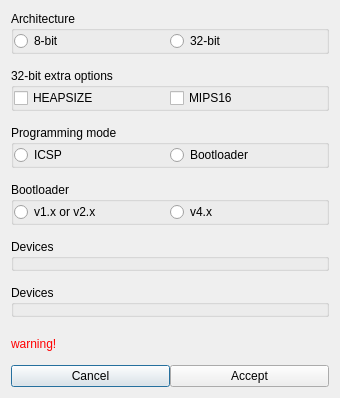
PinguinoIDE/pinguino-ide, file qtgui/frames/board_config.ui: the form before one commit.
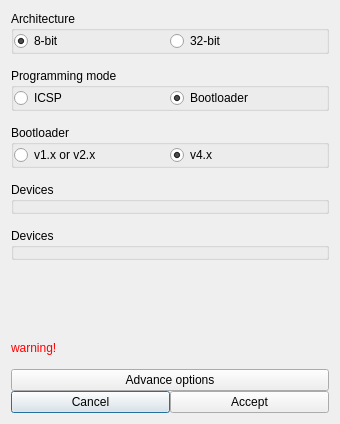
The form after the commit.

Commit message: Added advance board configuration for 32-bit (incomplete).

```diff
--- a/qtgui/frames/board_config.ui
+++ b/qtgui/frames/board_config.ui
@@ -7,7 +7,7 @@
     <x>0</x>
     <y>0</y>
     <width>336</width>
-    <height>398</height>
+    <height>424</height>
    </rect>
   </property>
   <property name="windowTitle">
@@ -37,6 +37,9 @@
         <property name="text">
          <string>8-bit</string>
         </property>
+        <property name="checked">
+         <bool>true</bool>
+        </property>
        </widget>
       </item>
       <item row="0" column="1">
@@ -49,7 +52,7 @@
      </layout>
     </widget>
    </item>
-   <item row="2" column="0">
+   <item row="1" column="0">
     <widget class="QGroupBox" name="groupBox_mode">
      <property name="title">
       <string>Programming mode</string>
@@ -73,12 +76,15 @@
         <property name="text">
          <string>Bootloader</string>
         </property>
+        <property name="checked">
+         <bool>true</bool>
+        </property>
        </widget>
       </item>
      </layout>
     </widget>
    </item>
-   <item row="7" column="0">
+   <item row="6" column="0">
     <spacer name="verticalSpacer">
      <property name="orientation">
       <enum>Qt::Vertical</enum>
@@ -91,7 +97,7 @@
      </property>
     </spacer>
    </item>
-   <item row="4" column="0">
+   <item row="3" column="0">
     <widget class="QGroupBox" name="groupBox_devices_8">
      <property name="title">
       <string>Devices</string>
@@ -115,7 +121,7 @@
      </layout>
     </widget>
    </item>
-   <item row="3" column="0">
+   <item row="2" column="0">
     <widget class="QGroupBox" name="groupBox_bootloader">
      <property name="title">
       <string>Bootloader</string>
@@ -139,30 +145,40 @@
         <property name="text">
          <string notr="true">v4.x</string>
         </property>
+        <property name="checked">
+         <bool>true</bool>
+        </property>
        </widget>
       </item>
      </layout>
     </widget>
    </item>
-   <item row="9" column="0">
+   <item row="8" column="0">
     <layout class="QGridLayout" name="gridLayout_6">
-     <item row="0" column="0">
+     <item row="1" column="0">
       <widget class="QPushButton" name="pushButton_cancel">
        <property name="text">
         <string>Cancel</string>
        </property>
       </widget>
      </item>
-     <item row="0" column="1">
+     <item row="1" column="1">
       <widget class="QPushButton" name="pushButton_ok">
        <property name="text">
         <string>Accept</string>
        </property>
       </widget>
      </item>
+     <item row="0" column="0" colspan="2">
+      <widget class="QPushButton" name="pushButton_advance">
+       <property name="text">
+        <string>Advance options</string>
+       </property>
+      </widget>
+     </item>
     </layout>
    </item>
-   <item row="8" column="0">
+   <item row="7" column="0">
     <widget class="QLabel" name="label_warning">
      <property name="styleSheet">
       <string notr="true">color: rgb(255, 0, 0);</string>
@@ -172,7 +188,7 @@
      </property>
     </widget>
    </item>
-   <item row="6" column="0">
+   <item row="5" column="0">
     <widget class="QGroupBox" name="groupBox_devices_32">
      <property name="title">
       <string>Devices</string>
@@ -196,35 +212,6 @@
      </layout>
     </widget>
    </item>
-   <item row="1" column="0">
-    <widget class="QGroupBox" name="groupBox_extra">
-     <property name="title">
-      <string>32-bit extra options</string>
-     </property>
-     <layout class="QGridLayout" name="gridLayout_8">
-      <property name="margin">
-       <number>0</number>
-      </property>
-      <property name="spacing">
-       <number>0</number>
-      </property>
-      <item row="0" column="0">
-       <widget class="QCheckBox" name="checkBox_heapsize">
-        <property name="text">
-         <string>HEAPSIZE</string>
-        </property>
-       </widget>
-      </item>
-      <item row="0" column="1">
-       <widget class="QCheckBox" name="checkBox_mips16">
-        <property name="text">
-         <string>MIPS16</string>
-        </property>
-       </widget>
-      </item>
-     </layout>
-    </widget>
-   </item>
   </layout>
  </widget>
  <resources/>
```
Left out of the diff: 76 changed lines with no effect on the pictures. The commit also changes 41 other files.
